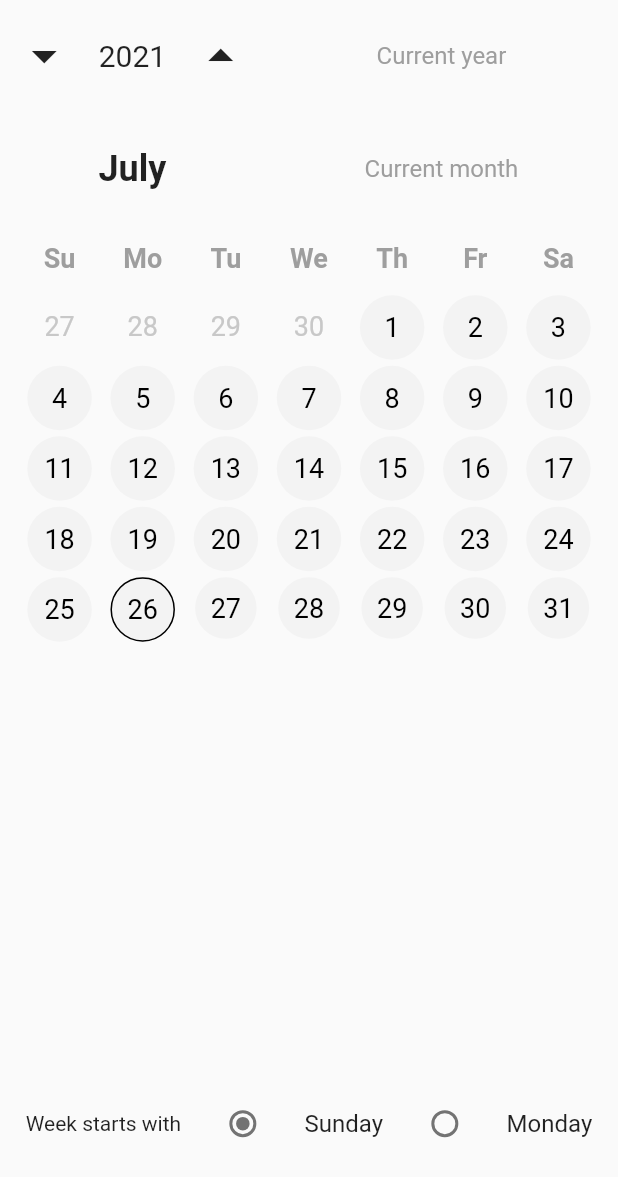
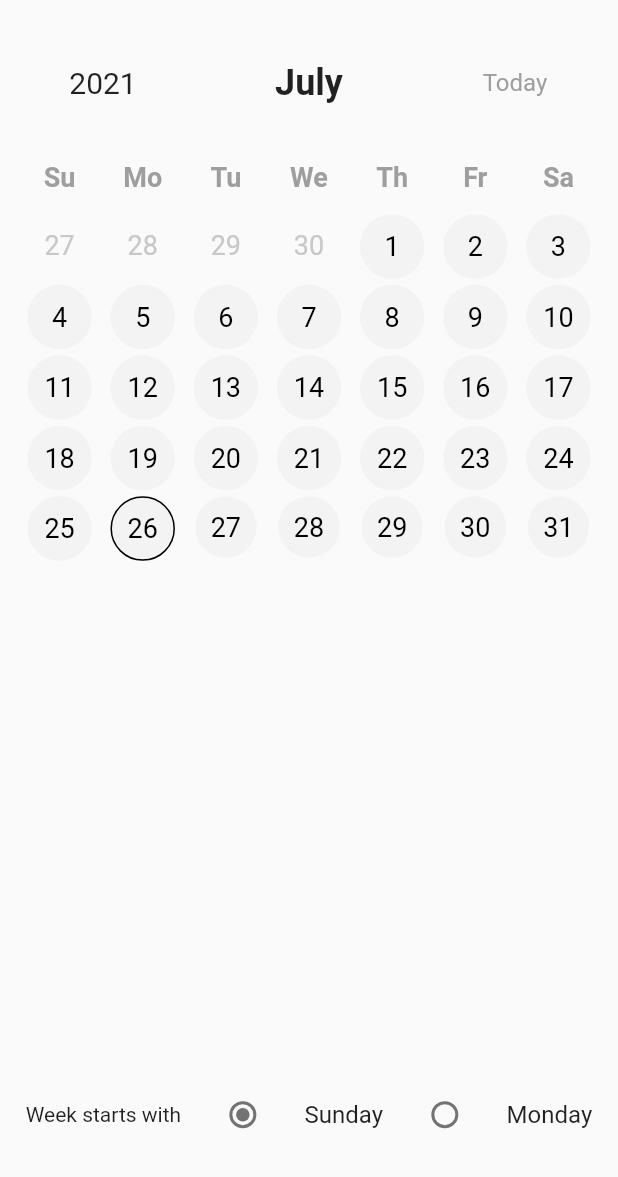
Before and after one commit to Ianpilip/FitLogger-client, a Flutter app: the CalendarPage widget shown alone on an empty page, opened directly, on a phone screen of 412 x 824 dp. Shown: the top 1177 px of the screen. Run offline on Flutter 3.47's test engine with Material 2 defaults, Android fonts, the phone set to English and light mode, and no system bars; our stand-ins replace fluttertoast, google_fonts, hive, hive_flutter; accounts and stored records are empty.

Commit message:
Calendar UI more simple. Width of the added workouts. Color of the slider widget. Fonts.

```diff
--- a/lib/constants/colors.dart
+++ b/lib/constants/colors.dart
@@ -12,6 +12,9 @@ const int LIGHT_LIGHT_GREY = 4294177779;
 const int TRANSPARENT = 16777215;
 const int SNOW = 4294966010;
 const int GHOST_WHITE = 4294506751;
+const int GHOST_WHITE_DEEP = 4290232555;
+const int GHOST_WHITE_DEEP1 = 4291547890;
+const int GHOST_WHITE_DEEP2 = 4292797695;
 
 
 // Example of getting appropriate color integer from hex string
--- a/lib/views/calendar.dart
+++ b/lib/views/calendar.dart
@@ -58,6 +58,14 @@ class _CalendarPageState extends State<CalendarPage> {
     // _changeYear((((page - 1) ~/ 12) + 2001));
     // _changeMonth(((page - 1) - ((page - 1) ~/ 12) * 12) + 1);
   // }
+
+  void _today() {
+    setState(() {
+      _showYear = DateTime.now().year;
+      _showMonth = DateTime.now().month;
+      _pageController.jumpToPage((_showYear - 2001) * 12 + _showMonth);
+    });
+  }
 
   void _previousYear() {
     setState(() {
@@ -190,6 +198,7 @@ class _CalendarPageState extends State<CalendarPage> {
         children: [
           Column(
             children: <Widget>[
+              SizedBox(height: 15.0),
               Expanded(
                 flex: 1,
                 child: Row(
@@ -197,65 +206,91 @@ class _CalendarPageState extends State<CalendarPage> {
                   children: <Widget>[
                     Expanded(
                       flex: 1,
-                      child: Center(
-                        child: GestureDetector(
-                          child: Icon(Icons.arrow_drop_down, size: 40.0),
-                          onTap: () {
-                            _previousYear();
-                          }
-                        )
-                      ),
+                      child: Center(child: Text('$_showYear', style: TextStyle(fontSize: 20)))
                     ),
                     Expanded(
                       flex: 1,
-                      child: Center(child: Text('$_showYear', style: TextStyle(fontSize: 20))),
+                      child: Center(child: Text(calendar.months[_showMonth - 1], style: TextStyle(fontSize: 24, fontWeight: FontWeight.bold)))
                     ),
                     Expanded(
                       flex: 1,
-                      child: Center(
-                        child: GestureDetector(
-                          child: Icon(Icons.arrow_drop_up, size: 40.0),
-                          onTap: () {
-                            _nextYear();
-                          }
-                        )
-                      ),
+                      child: GestureDetector(
+                        child: Center(child: Text('Today', style: TextStyle(fontSize: 16, color: Colors.grey))),
+                        onTap: () {
+                          _today();
+                        },
+                      )
                     ),
-                    Expanded(
-                      flex: 4,
-                      child: GestureDetector(
-                        child: Center(child: Text('Current year', style: TextStyle(fontSize: 16, color: Colors.grey))),
-                        onTap: () {
-                          _currentYear();
-                        }
-                      )
-                    )
                   ],
                 ),
               ),
-              Expanded(
-                flex: 1,
-                child: Row(
-                  children: <Widget>[
-                    Expanded(
-                      flex: 3,
-                      child: Center(child: Text(calendar.months[_showMonth - 1], style: TextStyle(fontSize: 24, fontWeight: FontWeight.bold))),
-                    ),
-                    Expanded(
-                      flex: 4,
-                      child: GestureDetector(
-                        child: Center(child: Text('Current month', style: TextStyle(fontSize: 16, color: Colors.grey))),
-                        onTap: () {
-                          _currentMonth();
-                        },
-                        // onHorizontalDragStart: (DragStartDetails details) {
-                        //   _changePreviewDayHint({'day': null});
-                        // }
-                      )
-                    )
-                  ],
-                ),
-              ),
+
+              // Expanded(
+              //   flex: 1,
+              //   child: Row(
+              //     mainAxisAlignment: MainAxisAlignment.spaceEvenly,
+              //     children: <Widget>[
+              //       Expanded(
+              //         flex: 1,
+              //         child: Center(
+              //           child: GestureDetector(
+              //             child: Icon(Icons.arrow_drop_down, size: 40.0),
+              //             onTap: () {
+              //               _previousYear();
+              //             }
+              //           )
+              //         ),
+              //       ),
+              //       Expanded(
+              //         flex: 1,
+              //         child: Center(child: Text('$_showYear', style: TextStyle(fontSize: 20))),
+              //       ),
+              //       Expanded(
+              //         flex: 1,
+              //         child: Center(
+              //           child: GestureDetector(
+              //             child: Icon(Icons.arrow_drop_up, size: 40.0),
+              //             onTap: () {
+              //               _nextYear();
+              //             }
+              //           )
+              //         ),
+              //       ),
+              //       Expanded(
+              //         flex: 4,
+              //         child: GestureDetector(
+              //           child: Center(child: Text('Current year', style: TextStyle(fontSize: 16, color: Colors.grey))),
+              //           onTap: () {
+              //             _currentYear();
+              //           }
+              //         )
+              //       )
+              //     ],
+              //   ),
+              // ),
+              // Expanded(
+              //   flex: 1,
+              //   child: Row(
+              //     children: <Widget>[
+              //       Expanded(
+              //         flex: 3,
+              //         child: Center(child: Text(calendar.months[_showMonth - 1], style: TextStyle(fontSize: 24, fontWeight: FontWeight.bold))),
+              //       ),
+              //       Expanded(
+              //         flex: 4,
+              //         child: GestureDetector(
+              //           child: Center(child: Text('Current month', style: TextStyle(fontSize: 16, color: Colors.grey))),
+              //           onTap: () {
+              //             _currentMonth();
+              //           },
+              //           // onHorizontalDragStart: (DragStartDetails details) {
+              //           //   _changePreviewDayHint({'day': null});
+              //           // }
+              //         )
+              //       )
+              //     ],
+              //   ),
+              // ),
               Expanded(
                 flex: 7,
                 child: PageView.builder(
--- a/lib/widgets/add_exercise_inside_alertdialog.dart
+++ b/lib/widgets/add_exercise_inside_alertdialog.dart
@@ -112,7 +112,7 @@ class _AddExerciseInsideAlertDialogState extends State<AddExerciseInsideAlertDia
               // color: Colors.grey,
               child: Center(child: Text(widget.title, style: TextStyle(fontSize: 18))),
               decoration: BoxDecoration(
-                color: Color(ColorConstants.LIGHT_LIGHT_GREY),
+                color: Color(ColorConstants.GHOST_WHITE_DEEP2),
                 // borderRadius: BorderRadius.circular(10),
                 borderRadius: BorderRadius.only(
                   topLeft: Radius.circular(10),
@@ -217,7 +217,7 @@ class _AddExerciseInsideAlertDialogState extends State<AddExerciseInsideAlertDia
                             // it will be Ok on all devices with different screens and paddings/margins
                             // width: MediaQuery.of(context).size.width - 65,
                             height: 51.0,
-                            color: Color(ColorConstants.LIGHT_LIGHT_GREY),
+                            color: Color(ColorConstants.GHOST_WHITE_DEEP2),
                             child: Center(
                               child: Icon(
                                 _top == 0 ? Icons.expand_more : Icons.expand_less,
```
Also changed, not shown: lib/forms/workouts.dart (+13 -4 lines), lib/views/trainings.dart (+10 -0 lines).
